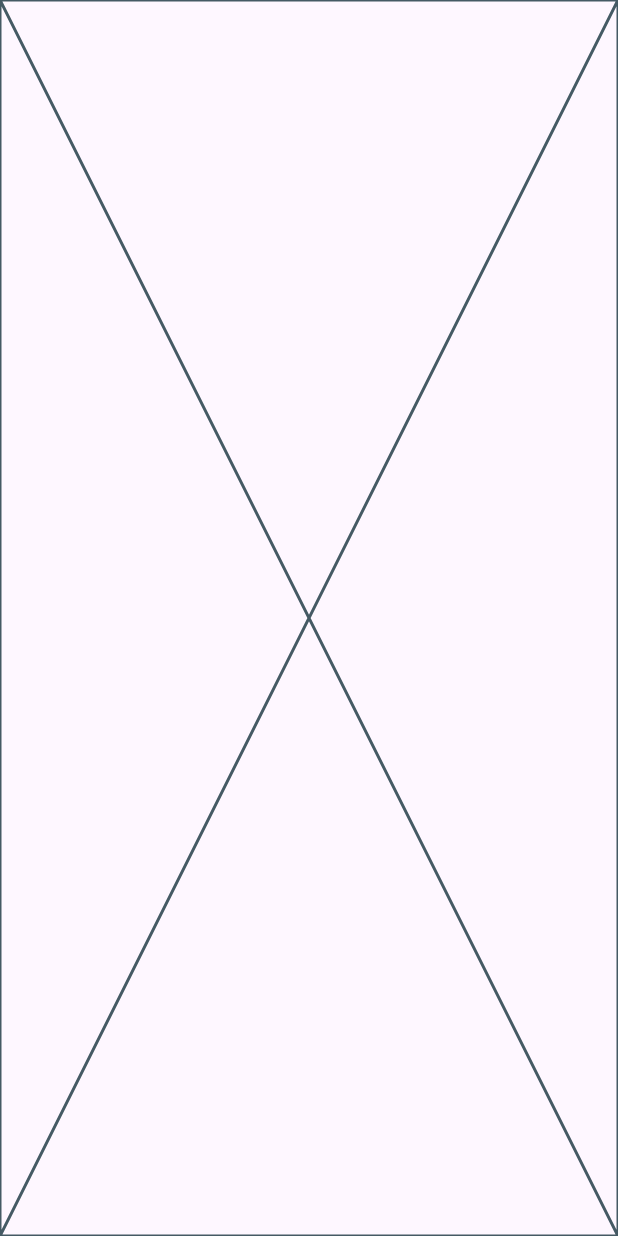
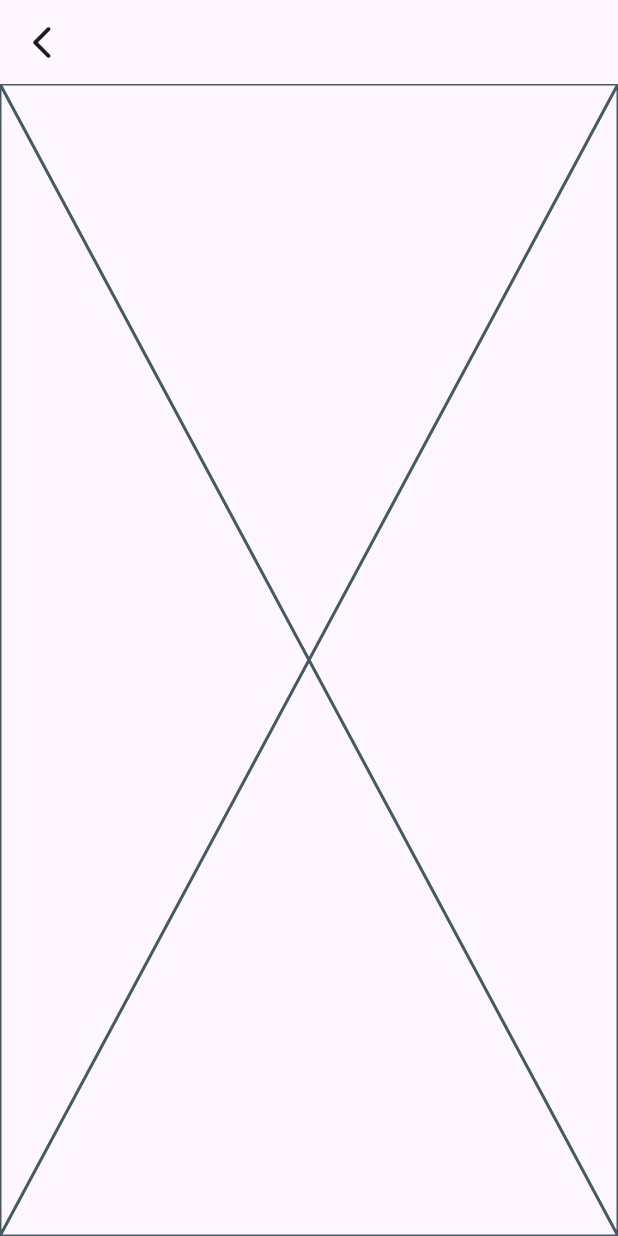
Before and after one commit to OmarAmeer96/Wheel-n-Deal, a Flutter app: the RegisterView screen opened by its route, on a phone screen of 412 x 824 dp. Run offline on Flutter 3.47's test engine with Material 3 defaults, Android fonts, the light colour scheme and no system bars; our stand-ins replace flutter_onboarding_slider, go_router.

Commit message:
Handled Some Issues in the AppBar.

```diff
--- a/lib/Core/utils/build_app_bar.dart
+++ b/lib/Core/utils/build_app_bar.dart
@@ -1,13 +1,15 @@
 import 'package:flutter/material.dart';
 
-AppBar buildAppBar({String text = ''}) {
+AppBar buildAppBar({String text = '', Function()? onPressed}) {
   return AppBar(
     leading: IconButton(
       icon: const Icon(
         Icons.arrow_back_ios_new_rounded,
         size: 26,
       ),
-      onPressed: () {},
+      onPressed: () {
+        onPressed?.call();
+      },
     ),
     title: Text(text),
     centerTitle: true,
--- a/lib/Features/auth/login/presentation/views/widgets/login_view_body.dart
+++ b/lib/Features/auth/login/presentation/views/widgets/login_view_body.dart
@@ -7,7 +7,9 @@ class LoginViewBody extends StatelessWidget {
   Widget build(BuildContext context) {
     return const SafeArea(
       child: Column(
-        children: [],
+        children: [
+          Text("Welcome back! Glad to see you, Again!"),
+        ],
       ),
     );
   }
--- a/lib/Features/auth/register/presentation/views/register_view.dart
+++ b/lib/Features/auth/register/presentation/views/register_view.dart
@@ -1,4 +1,6 @@
 import 'package:flutter/material.dart';
+import 'package:go_router/go_router.dart';
+import 'package:wheel_n_deal/Core/utils/build_app_bar.dart';
 import 'package:wheel_n_deal/Features/auth/register/presentation/views/widgets/register_view_body.dart';
 
 class RegisterView extends StatelessWidget {
@@ -6,8 +8,13 @@ class RegisterView extends StatelessWidget {
 
   @override
   Widget build(BuildContext context) {
-    return const Scaffold(
-      body: RegisterBodyView(),
+    return Scaffold(
+      appBar: buildAppBar(
+        onPressed: () {
+          GoRouter.of(context).pop();
+        },
+      ),
+      body: const RegisterBodyView(),
     );
   }
 }
```
Also changed, not shown: lib/Features/auth/login/presentation/views/login_view.dart (+6 -1 lines).
